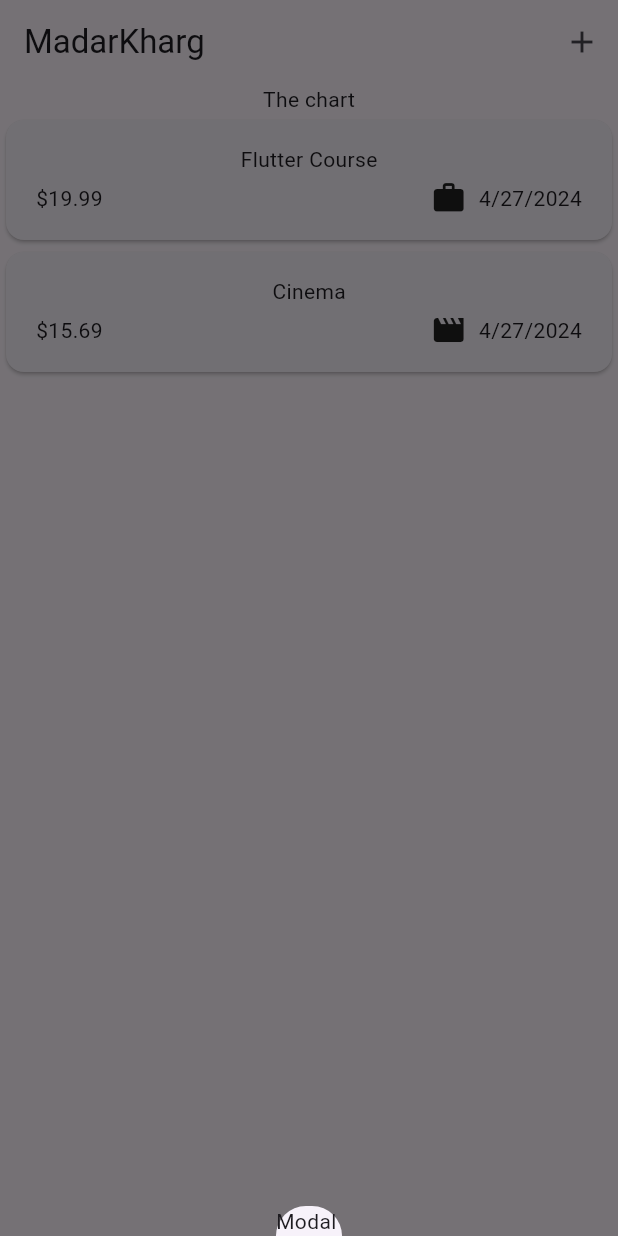
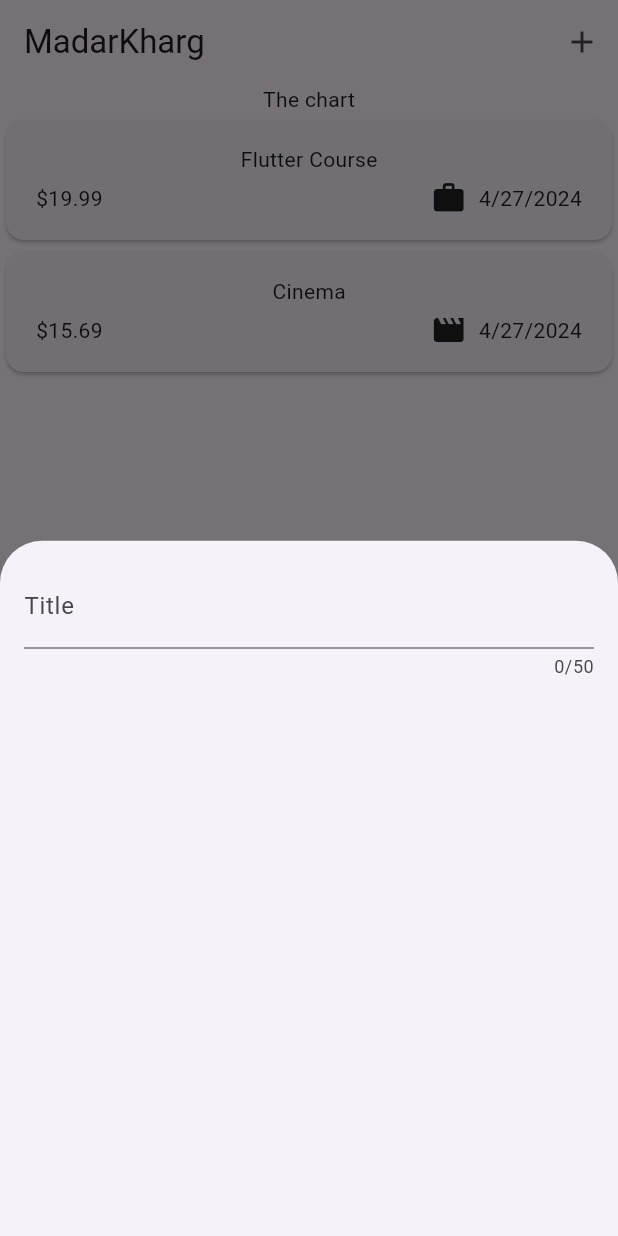
Before and after one commit to mjaliz/madarkharg, a Flutter app: the screen it shows after launch, after a tap on the "add" icon, on a phone screen of 412 x 824 dp. Run offline on Flutter 3.47's test engine with Material 3 defaults, Android fonts, the phone set to English and light mode, and no system bars.

Commit message:
012 handling user text input

```diff
--- /dev/null
+++ b/lib/widgets/expense/new_expense.dart
@@ -0,0 +1,28 @@
+import 'package:flutter/material.dart';
+
+class NewExpense extends StatefulWidget {
+  const NewExpense({super.key});
+  @override
+  State<NewExpense> createState() {
+    return _NewExpenseState();
+  }
+}
+
+class _NewExpenseState extends State<NewExpense> {
+  @override
+  Widget build(BuildContext context) {
+    return const Padding(
+      padding: EdgeInsets.all(16),
+      child: Column(
+        children: [
+          TextField(
+            maxLength: 50,
+            decoration: InputDecoration(
+              label: Text("Title"),
+            ),
+          ),
+        ],
+      ),
+    );
+  }
+}
--- a/lib/widgets/expenses.dart
+++ b/lib/widgets/expenses.dart
@@ -2,6 +2,7 @@ import 'package:flutter/material.dart';
 import 'package:flutter/widgets.dart';
 import 'package:madarkharg/widgets/expense/expense_list.dart';
 import 'package:madarkharg/models/expense.dart';
+import 'package:madarkharg/widgets/expense/new_expense.dart';
 
 class Expenses extends StatefulWidget {
   const Expenses({super.key});
@@ -31,7 +32,7 @@ class _ExpensesState extends State<Expenses> {
   void _addExpenseOverlay() {
     showModalBottomSheet(
       context: context,
-      builder: (ctx) => Text("Modal "),
+      builder: (ctx) => const NewExpense(),
     );
   }
 
```
